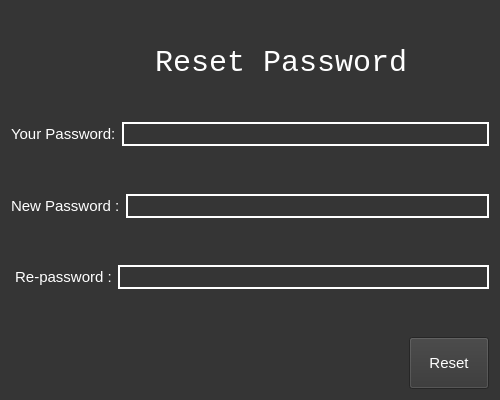
This is EGLS/ui/resetPwd.ui in Kenny3Shen/EGLS-Software-Engineering as Qt 5 draws it before an edit. The edited form follows.
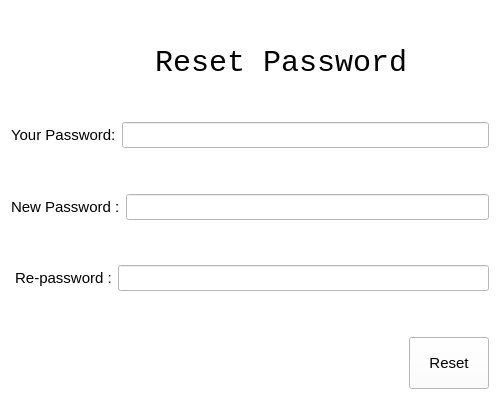
This is the edited form.

Diff of the .ui file:
```diff
--- a/EGLS/ui/resetPwd.ui
+++ b/EGLS/ui/resetPwd.ui
@@ -27,25 +27,46 @@
   </property>
   <property name="styleSheet">
    <string notr="true">*{
-                background-color:rgb(53,53,53);
-                color: rgb(255,255,255);
+                background-color:rgb(255,255,255);
+                color: rgb(0,0,0);
                 font-size: 15px;
                 font-family:Consolas, 微软雅黑
                 }
-				#lable{
-					font-size: 32px;
-				}
-                QLineEdit{
-                border:2px solid rgb(255, 255, 255);
+                #roomID{
+                border:1px solid rgb(170, 170, 170);
+                }
+                QMenu{
+                border:.5px solid rgb(150, 150, 150);
+                }
+                #trueLink{
+                font-size: 17px;
+				border:1px solid rgb(0,0, 0);
+                }
+                #favorites{
+                font-size: 17px;
                 }
                 QMenu::item:selected{
-                background-color:rgb(0, 135, 203);
+                background-color:rgb(38, 117, 191);
+                }
+                QComboBox::item:selected{
+                background-color:rgb(38, 117, 191);
+                }
+                QListWidget::item:selected{
+                background-color:rgb(38, 117, 191);
                 }
                 QPushButton:hover{
                 border:1px solid rgb(255, 255, 255);
                 }
-                QCheckBox:checked {
-                color: red
+                #trueLink{
+                border:1px solid rgb(0,0, 0);
+                }
+                QListWidget{
+                border:1px solid rgb(0,0, 0);
+                }
+                #menubar{
+                border-bottom:.5px solid rgb(242, 242, 242);
+				
+	background-color:rgb(242, 242, 242);
                 }
             </string>
   </property>
```
Left out of the diff: 2 changed lines with no effect on the pictures.
